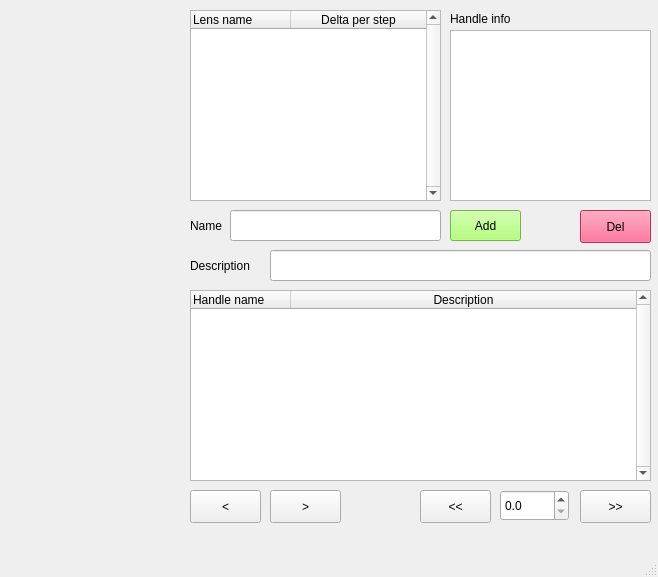
Qt form uis/handle_window.ui (vitaliibalakin/c_orbit) before a commit.
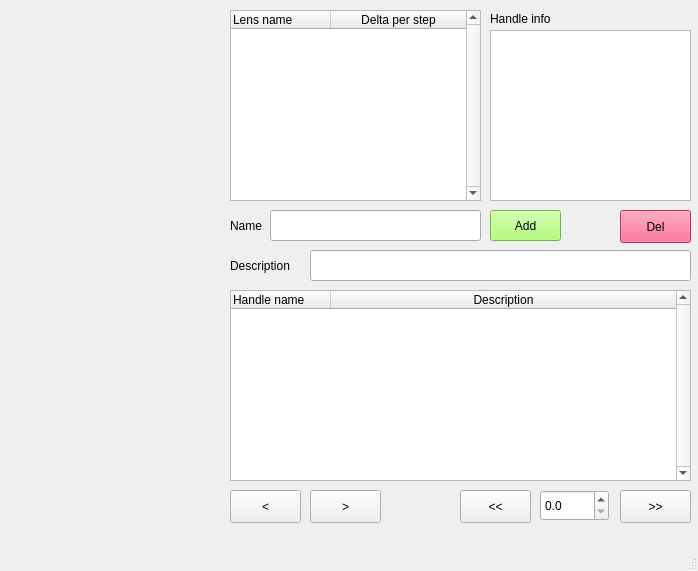
The same form after that commit.

What changed in the file:
```diff
--- a/uis/handle_window.ui
+++ b/uis/handle_window.ui
@@ -6,8 +6,8 @@
    <rect>
     <x>0</x>
     <y>0</y>
-    <width>658</width>
-    <height>577</height>
+    <width>698</width>
+    <height>571</height>
    </rect>
   </property>
   <property name="windowTitle">
@@ -17,7 +17,7 @@
    <widget class="QTableWidget" name="table">
     <property name="geometry">
      <rect>
-      <x>190</x>
+      <x>230</x>
       <y>10</y>
       <width>251</width>
       <height>191</height>
@@ -60,7 +60,7 @@
    <widget class="QPushButton" name="btn_down">
     <property name="geometry">
      <rect>
-      <x>190</x>
+      <x>230</x>
       <y>490</y>
       <width>71</width>
       <height>33</height>
@@ -73,7 +73,7 @@
    <widget class="QPushButton" name="btn_up">
     <property name="geometry">
      <rect>
-      <x>270</x>
+      <x>310</x>
       <y>490</y>
       <width>71</width>
       <height>33</height>
@@ -86,7 +86,7 @@
    <widget class="QPushButton" name="add_handle">
     <property name="geometry">
      <rect>
-      <x>450</x>
+      <x>490</x>
       <y>210</y>
       <width>71</width>
       <height>31</height>
@@ -102,7 +102,7 @@
    <widget class="QPushButton" name="del_handle">
     <property name="geometry">
      <rect>
-      <x>580</x>
+      <x>620</x>
       <y>210</y>
       <width>71</width>
       <height>33</height>
@@ -120,7 +120,7 @@
      <rect>
       <x>0</x>
       <y>10</y>
-      <width>181</width>
+      <width>221</width>
       <height>521</height>
      </rect>
     </property>
@@ -128,7 +128,7 @@
    <widget class="QTableWidget" name="handles_table">
     <property name="geometry">
      <rect>
-      <x>190</x>
+      <x>230</x>
       <y>290</y>
       <width>461</width>
       <height>191</height>
@@ -167,7 +167,7 @@
    <widget class="QTextEdit" name="handle_info">
     <property name="geometry">
      <rect>
-      <x>450</x>
+      <x>490</x>
       <y>30</y>
       <width>201</width>
       <height>171</height>
@@ -180,7 +180,7 @@
    <widget class="QLabel" name="label">
     <property name="geometry">
      <rect>
-      <x>450</x>
+      <x>490</x>
       <y>10</y>
       <width>201</width>
       <height>17</height>
@@ -193,7 +193,7 @@
    <widget class="QLabel" name="label_2">
     <property name="geometry">
      <rect>
-      <x>190</x>
+      <x>230</x>
       <y>210</y>
       <width>41</width>
       <height>31</height>
@@ -206,7 +206,7 @@
    <widget class="QLineEdit" name="handle_name">
     <property name="geometry">
      <rect>
-      <x>230</x>
+      <x>270</x>
       <y>210</y>
       <width>211</width>
       <height>31</height>
@@ -216,7 +216,7 @@
    <widget class="QPushButton" name="btn_cst_down">
     <property name="geometry">
      <rect>
-      <x>420</x>
+      <x>460</x>
       <y>490</y>
       <width>71</width>
       <height>33</height>
@@ -229,7 +229,7 @@
    <widget class="QPushButton" name="btn_cst_up">
     <property name="geometry">
      <rect>
-      <x>580</x>
+      <x>620</x>
       <y>490</y>
       <width>71</width>
       <height>33</height>
@@ -242,7 +242,7 @@
    <widget class="QDoubleSpinBox" name="cst_step">
     <property name="geometry">
      <rect>
-      <x>500</x>
+      <x>540</x>
       <y>490</y>
       <width>69</width>
       <height>31</height>
@@ -264,7 +264,7 @@
    <widget class="QLabel" name="label_3">
     <property name="geometry">
      <rect>
-      <x>190</x>
+      <x>230</x>
       <y>250</y>
       <width>81</width>
       <height>31</height>
@@ -277,7 +277,7 @@
    <widget class="QLineEdit" name="handle_descr">
     <property name="geometry">
      <rect>
-      <x>270</x>
+      <x>310</x>
       <y>250</y>
       <width>381</width>
       <height>31</height>
```
Left out of the diff: 2 changed lines with no effect on the pictures.
